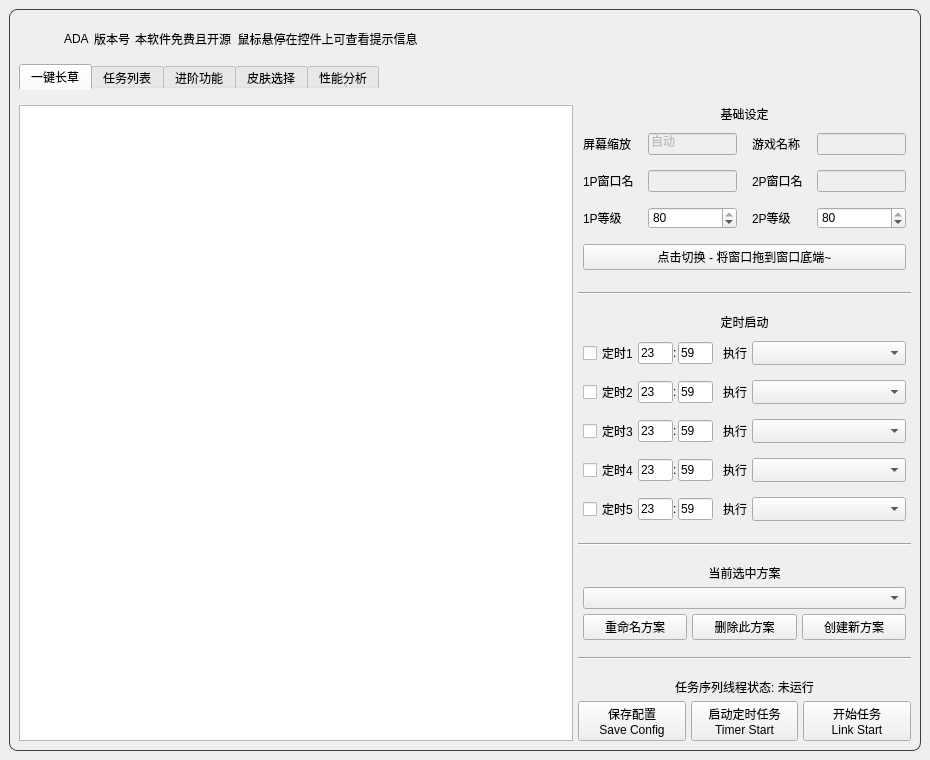
Above: ui/ADA.ui from Illusory-moon/Simulated_Scepter before the change. Below: the same form after it.
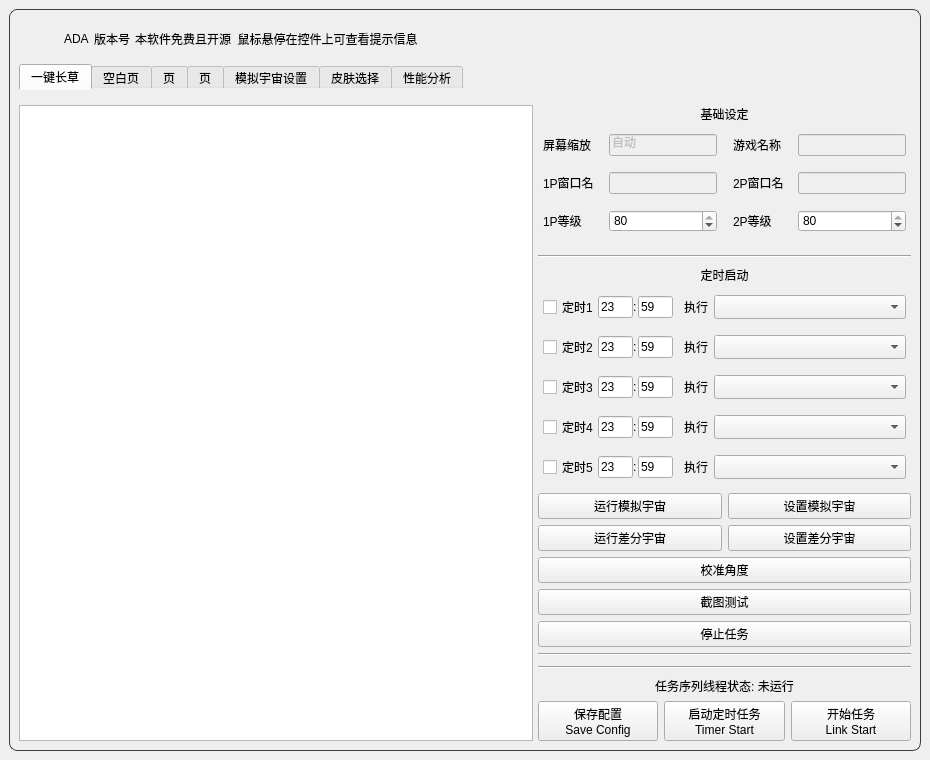
That is the form after the change. Icons and pictures are not drawn.

Patch:
```diff
--- a/ui/ADA.ui
+++ b/ui/ADA.ui
@@ -376,7 +376,7 @@
             <number>0</number>
            </property>
            <item>
-            <layout class="QHBoxLayout" name="Lay_Tab1" stretch="5,3">
+            <layout class="QHBoxLayout" name="Lay_Tab1" stretch="5,0">
              <property name="sizeConstraint">
               <enum>QLayout::SetDefaultConstraint</enum>
              </property>
@@ -437,7 +437,10 @@
               </layout>
              </item>
              <item>
-              <layout class="QVBoxLayout" name="Lay_Tab1_Right" stretch="1,1,1,1,0,0,0,0,1,1,1,1,1,1,0,0,0,0,0,0,0,0,0,0,2">
+              <layout class="QVBoxLayout" name="Lay_Tab1_Right" stretch="0,0,0,0,0,0,0,0,0,0,0,1,0,0,0,0,0,0,0,0,0,0,0,0,0,0,0,0">
+               <property name="spacing">
+                <number>6</number>
+               </property>
                <property name="leftMargin">
                 <number>0</number>
                </property>
@@ -1001,7 +1004,7 @@
                 </layout>
                </item>
                <item>
-                <layout class="QVBoxLayout" name="verticalLayout_3" stretch="1">
+                <layout class="QVBoxLayout" name="verticalLayout_3" stretch="">
                  <property name="spacing">
                   <number>5</number>
                  </property>
@@ -1017,34 +1020,6 @@
                  <property name="bottomMargin">
                   <number>5</number>
                  </property>
-                 <item>
-                  <widget class="QPushButton" name="Button_Hide">
-                   <property name="sizePolicy">
-                    <sizepolicy hsizetype="Expanding" vsizetype="Expanding">
-                     <horstretch>0</horstretch>
-                     <verstretch>0</verstretch>
-                    </sizepolicy>
-                   </property>
-                   <property name="minimumSize">
-                    <size>
-                     <width>0</width>
-                     <height>0</height>
-                    </size>
-                   </property>
-                   <property name="maximumSize">
-                    <size>
-                     <width>16777215</width>
-                     <height>16777215</height>
-                    </size>
-                   </property>
-                   <property name="autoFillBackground">
-                    <bool>true</bool>
-                   </property>
-                   <property name="text">
-                    <string>点击切换 - 将窗口拖到窗口底端~</string>
-                   </property>
-                  </widget>
-                 </item>
                 </layout>
                </item>
                <item>
@@ -2006,6 +1981,69 @@
                  </property>
                 </spacer>
                </item>
+               <item>
+                <layout class="QHBoxLayout" name="horizontalLayout_2">
+                 <item>
+                  <widget class="QPushButton" name="run_simul_btn">
+                   <property name="sizePolicy">
+                    <sizepolicy hsizetype="Minimum" vsizetype="Fixed">
+                     <horstretch>0</horstretch>
+                     <verstretch>0</verstretch>
+                    </sizepolicy>
+                   </property>
+                   <property name="text">
+                    <string>运行模拟宇宙</string>
+                   </property>
+                  </widget>
+                 </item>
+                 <item>
+                  <widget class="QPushButton" name="config_simul_btn">
+                   <property name="text">
+                    <string>设置模拟宇宙</string>
+                   </property>
+                  </widget>
+                 </item>
+                </layout>
+               </item>
+               <item>
+                <layout class="QHBoxLayout" name="horizontalLayout_3">
+                 <item>
+                  <widget class="QPushButton" name="run_diver_btn">
+                   <property name="text">
+                    <string>运行差分宇宙</string>
+                   </property>
+                  </widget>
+                 </item>
+                 <item>
+                  <widget class="QPushButton" name="config_diver_btn">
+                   <property name="text">
+                    <string>设置差分宇宙</string>
+                   </property>
+                  </widget>
+                 </item>
+                </layout>
+               </item>
+               <item>
+                <widget class="QPushButton" name="calibrate_btn">
+                 <property name="text">
+                  <string>校准角度</string>
+                 </property>
+                </widget>
+               </item>
+               <item>
+                <widget class="QPushButton" name="test_btn">
+                 <property name="text">
+                  <string>截图测试</string>
+                 </property>
+                </widget>
+               </item>
+               <item>
+                <widget class="QPushButton" name="stop_btn">
+                 <property name="text">
+                  <string>停止任务</string>
+                 </property>
+                </widget>
+               </item>
                <item>
                 <widget class="Line" name="line_101">
                  <property name="orientation">
@@ -2027,17 +2065,7 @@
                 </spacer>
                </item>
                <item>
-                <widget class="QLabel" name="Label_CurrentPlan">
-                 <property name="text">
-                  <string>当前选中方案</string>
-                 </property>
-                 <property name="alignment">
-                  <set>Qt::AlignCenter</set>
-                 </property>
-                </widget>
-               </item>
-               <item>
-                <layout class="QHBoxLayout" name="Lay_CurrentPlan_1" stretch="0">
+                <layout class="QHBoxLayout" name="Lay_CurrentPlan_1" stretch="">
                  <property name="sizeConstraint">
                   <enum>QLayout::SetDefaultConstraint</enum>
                  </property>
@@ -2053,131 +2081,6 @@
                  <property name="bottomMargin">
                   <number>0</number>
                  </property>
-                 <item>
-                  <widget class="QComboBox" name="CurrentPlan">
-                   <property name="sizePolicy">
-                    <sizepolicy hsizetype="Expanding" vsizetype="Fixed">
-                     <horstretch>0</horstretch>
-                     <verstretch>0</verstretch>
-                    </sizepolicy>
-                   </property>
-                   <property name="minimumSize">
-                    <size>
-                     <width>0</width>
-                     <height>0</height>
-                    </size>
-                   </property>
-                   <property name="maximumSize">
-                    <size>
-                     <width>16777215</width>
-                     <height>16777215</height>
-                    </size>
-                   </property>
-                  </widget>
-                 </item>
-                </layout>
-               </item>
-               <item>
-                <layout class="QHBoxLayout" name="Lay_CurrentPlan_2" stretch="0,0,0">
-                 <property name="sizeConstraint">
-                  <enum>QLayout::SetDefaultConstraint</enum>
-                 </property>
-                 <property name="leftMargin">
-                  <number>5</number>
-                 </property>
-                 <property name="topMargin">
-                  <number>0</number>
-                 </property>
-                 <property name="rightMargin">
-                  <number>5</number>
-                 </property>
-                 <property name="bottomMargin">
-                  <number>0</number>
-                 </property>
-                 <item>
-                  <widget class="QPushButton" name="Button_RenamePlan">
-                   <property name="sizePolicy">
-                    <sizepolicy hsizetype="Expanding" vsizetype="Expanding">
-                     <horstretch>0</horstretch>
-                     <verstretch>0</verstretch>
-                    </sizepolicy>
-                   </property>
-                   <property name="minimumSize">
-                    <size>
-                     <width>0</width>
-                     <height>0</height>
-                    </size>
-                   </property>
-                   <property name="maximumSize">
-                    <size>
-                     <width>16777215</width>
-                     <height>16777215</height>
-                    </size>
-                   </property>
-                   <property name="toolTip">
-                    <string>重命名当前选中的方案, 但Default方案不可更改哦~</string>
-                   </property>
-                   <property name="text">
-                    <string>重命名方案</string>
-                   </property>
-                  </widget>
-                 </item>
-                 <item>
-                  <widget class="QPushButton" name="Button_DeletePlan">
-                   <property name="sizePolicy">
-                    <sizepolicy hsizetype="Expanding" vsizetype="Expanding">
-                     <horstretch>0</horstretch>
-                     <verstretch>0</verstretch>
-                    </sizepolicy>
-                   </property>
-                   <property name="minimumSize">
-                    <size>
-                     <width>0</width>
-                     <height>0</height>
-                    </size>
-                   </property>
-                   <property name="maximumSize">
-                    <size>
-                     <width>16777215</width>
-                     <height>16777215</height>
-                    </size>
-                   </property>
-                   <property name="toolTip">
-                    <string>删除当前选中的方案, 但Default方案不会被删哦~</string>
-                   </property>
-                   <property name="text">
-                    <string>删除此方案</string>
-                   </property>
-                  </widget>
-                 </item>
-                 <item>
-                  <widget class="QPushButton" name="Button_CreatePlan">
-                   <property name="sizePolicy">
-                    <sizepolicy hsizetype="Expanding" vsizetype="Expanding">
-                     <horstretch>0</horstretch>
-                     <verstretch>0</verstretch>
-                    </sizepolicy>
-                   </property>
-                   <property name="minimumSize">
-                    <size>
-                     <width>0</width>
-                     <height>0</height>
-                    </size>
-                   </property>
-                   <property name="maximumSize">
-                    <size>
-                     <width>16777215</width>
-                     <height>16777215</height>
-                    </size>
-                   </property>
-                   <property name="toolTip">
-                    <string>新建的方案会继承Default的一切设置，但不能给新方案取名Default</string>
-                   </property>
-                   <property name="text">
-                    <string>创建新方案</string>
-                   </property>
-                  </widget>
-                 </item>
                 </layout>
                </item>
                <item>
@@ -2324,7 +2227,7 @@
          </widget>
          <widget class="QWidget" name="Tab2">
           <attribute name="title">
-           <string>任务列表</string>
+           <string>空白页</string>
           </attribute>
           <layout class="QVBoxLayout" name="verticalLayout_2">
            <property name="spacing">
@@ -2346,7 +2249,17 @@
          </widget>
          <widget class="QWidget" name="Tab3">
           <attribute name="title">
-           <string>进阶功能</string>
+           <string>页</string>
+          </attribute>
+         </widget>
+         <widget class="QWidget" name="ConfigDivertab">
+          <attribute name="title">
+           <string>页</string>
+          </attribute>
+         </widget>
+         <widget class="QWidget" name="AbyssTab">
+          <attribute name="title">
+           <string>模拟宇宙设置</string>
           </attribute>
           <layout class="QVBoxLayout" name="verticalLayout_6">
            <property name="spacing">
```
Left out of the diff: 219 changed lines with no effect on the pictures.
